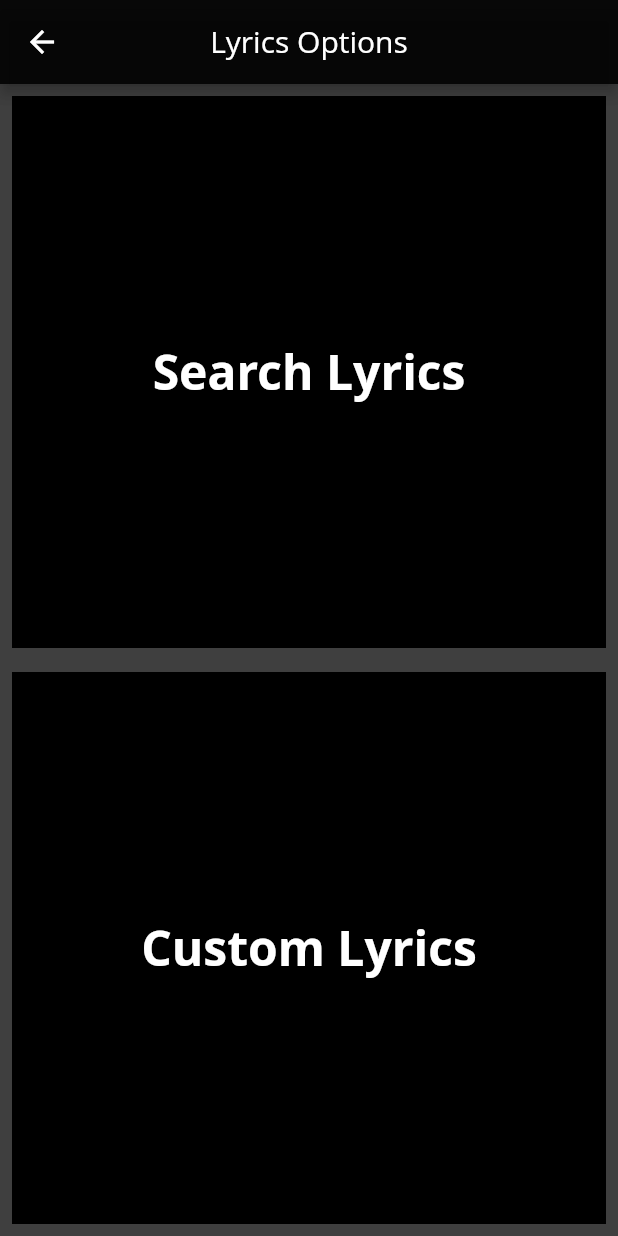
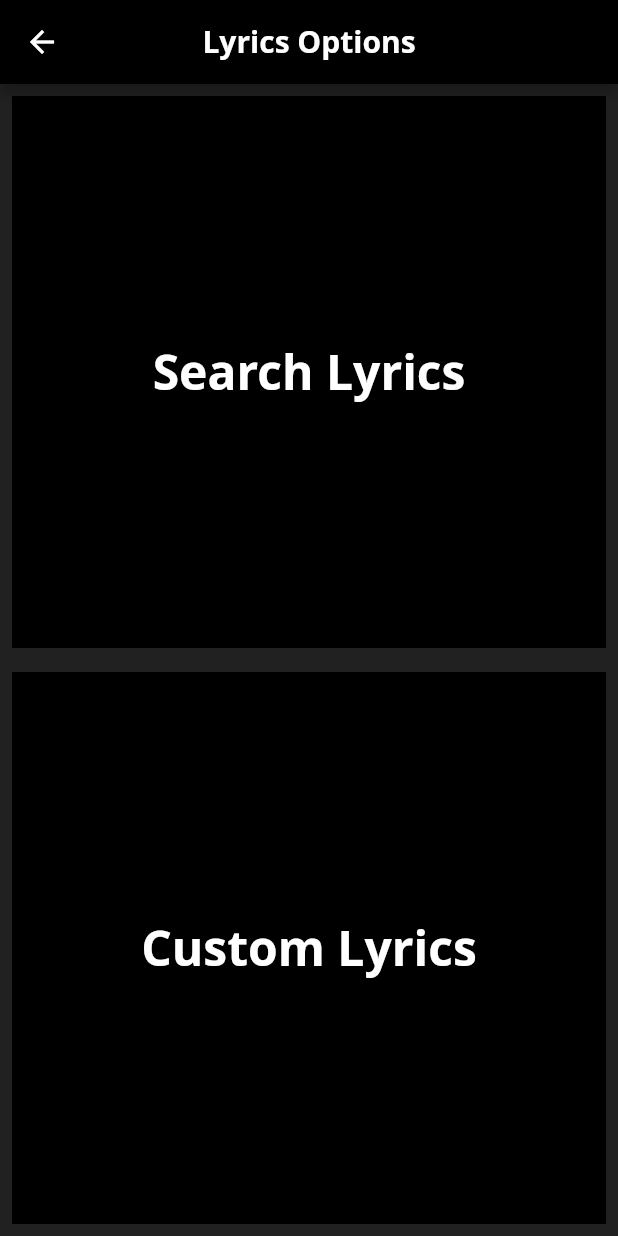
Before and after one commit to Travis40508/lyrics_pal_flutter, a Flutter app: the LyricsOptions screen opened by its route, on a phone screen of 412 x 824 dp. Run offline on Flutter 3.47's test engine with Material 2 defaults, Android fonts, the phone set to English and light mode, and no system bars; our stand-ins replace cached_network_image, rxdart, shared_preferences, sqflite; missing offline and left inert: flutter_youtube; accounts and stored records are empty; statements that could not run were skipped.

Commit message:
Lyrics options screen has been themed.

```diff
--- a/lib/screens/lyrics_options.dart
+++ b/lib/screens/lyrics_options.dart
@@ -1,11 +1,18 @@
 import 'package:flutter/material.dart';
 import 'package:lyrics_pal/widgets/lyrics_option_tile.dart';
 
-class LyricsOptions extends StatelessWidget {
+class LyricsOptions extends StatefulWidget {
+  @override
+  LyricsOptionsState createState() {
+    return new LyricsOptionsState();
+  }
+}
+
+class LyricsOptionsState extends State<LyricsOptions> {
   @override
   Widget build(BuildContext context) {
     return Scaffold(
-      backgroundColor: Color(0xDD212121),
+      backgroundColor: Theme.of(context).scaffoldBackgroundColor,
       appBar: buildAppBar(),
       body: buildOptions(context),
     );
@@ -13,13 +20,12 @@ class LyricsOptions extends StatelessWidget {
 
   Widget buildAppBar() {
     return AppBar(
-      backgroundColor: Colors.black87,
+      iconTheme: Theme.of(context).iconTheme,
+      backgroundColor: Theme.of(context).backgroundColor,
       centerTitle: true,
       title: Text(
           'Lyrics Options',
-        style: TextStyle(
-          color: Colors.white
-        ),
+        style: Theme.of(context).textTheme.title
       ),
     );
   }
```
